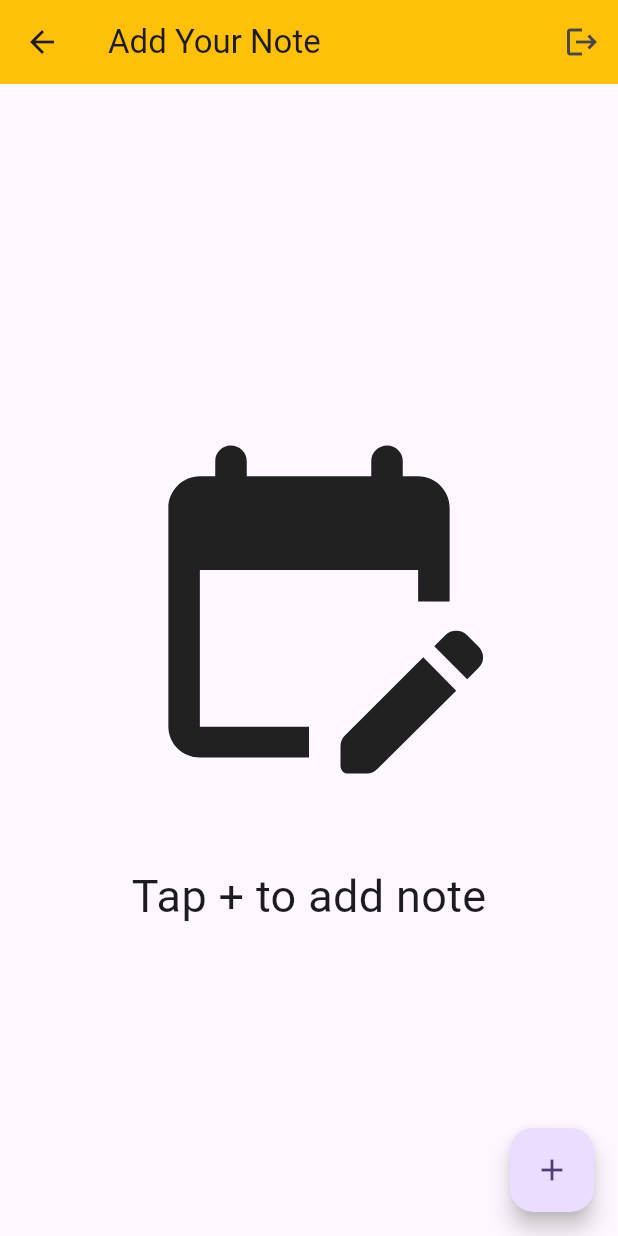
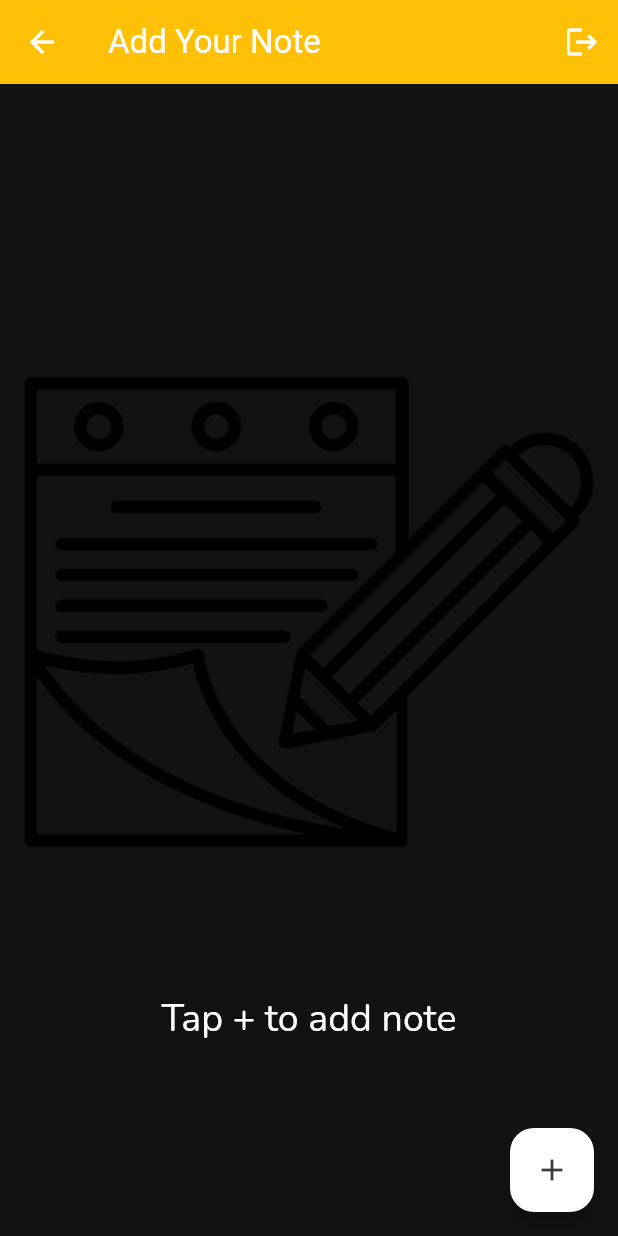
Before and after one commit to Shivasinghrathour/note_app, a Flutter app: the HomePage screen opened directly, on a phone screen of 412 x 824 dp. Run offline on Flutter 3.47's test engine with Material 3 defaults, Android fonts, the phone set to English and light mode, and no system bars; our stand-ins replace cloud_firestore, firebase_auth, firebase_core, get; accounts and stored records are empty.

Commit message:
color theme and fonts work is completed

```diff
--- /dev/null
+++ b/lib/components/color.dart
@@ -0,0 +1,5 @@
+import 'package:flutter/material.dart';
+
+const Color bgColor = Color(0xff252525);
+const Color textColor = Color(0xffFFFFFF);
+const Color ContainerColor = Color(0xff3B3B3B);
--- /dev/null
+++ b/lib/components/theme.dart
@@ -0,0 +1,31 @@
+import 'package:flutter/material.dart';
+import 'package:note_app/components/color.dart';
+
+var darkTheme = ThemeData(
+  useMaterial3: true,
+  colorScheme: ColorScheme.dark(
+    background: bgColor,
+    primary: textColor,
+    onPrimaryContainer: ContainerColor,
+  ),
+  // large font heading text
+  textTheme: TextTheme(
+    displayLarge: TextStyle(
+      fontFamily: "Myfont",
+      fontSize: 43,
+      fontWeight: FontWeight.w600,
+    ),
+    // medium fonts like note text
+    displayMedium: TextStyle(
+      fontFamily: "Myfont",
+      fontSize: 25,
+      fontWeight: FontWeight.w400,
+    ),
+    //othere text like search and label text
+    displaySmall: TextStyle(
+      fontFamily: "Myfont",
+      fontSize: 20,
+      fontWeight: FontWeight.w300,
+    ),
+  ),
+);
--- a/lib/main.dart
+++ b/lib/main.dart
@@ -1,5 +1,6 @@
 import 'package:flutter/material.dart';
 import 'package:get/get.dart';
+import 'package:note_app/components/theme.dart';
 import 'package:note_app/pages/splash.dart';
 import 'package:firebase_core/firebase_core.dart';
 import 'firebase_options.dart';
@@ -20,10 +21,7 @@ class MyApp extends StatelessWidget {
   Widget build(BuildContext context) {
     return GetMaterialApp(
       title: 'Flutter Demo',
-      theme: ThemeData(
-        colorScheme: ColorScheme.fromSeed(seedColor: Colors.deepPurple),
-        useMaterial3: true,
-      ),
+      theme: darkTheme,
       home: const Splash(),
     );
   }
--- a/lib/widgets/blanknote.dart
+++ b/lib/widgets/blanknote.dart
@@ -10,15 +10,12 @@ class BlankNote extends StatelessWidget {
         mainAxisAlignment: MainAxisAlignment.center,
         children: [
           Center(
-            child: Icon(
-              Icons.edit_calendar_rounded,
-              size: 250,
-            ),
+            child: Image.asset("assets/icons/image.png"),
           ),
           SizedBox(height: 50),
           Text(
             "Tap + to add note",
-            style: TextStyle(fontSize: 30),
+            style: Theme.of(context).textTheme.displayMedium,
           )
         ],
       ),
```
Also changed, not shown: lib/components/image.dart (added, +7 -0 lines), pubspec.yaml (+15 -8 lines), assets/fonts/Nunito-Light.ttf (added), assets/fonts/Nunito-Regular.ttf (added), assets/fonts/Nunito-SemiBold.ttf (added), assets/icons/BlankNote.svg (added), assets/icons/image.png (added), assets/icons/noteicon.svg (added).
